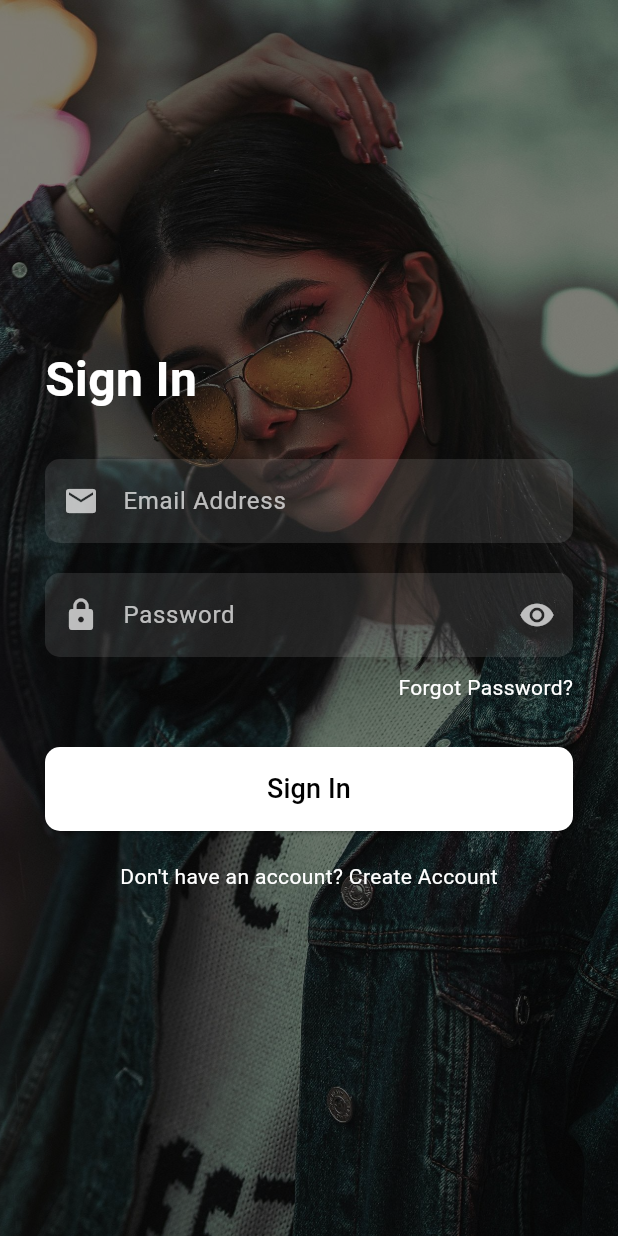
After one commit to AdilAmeenAM/alisons_machine_test, a Flutter app: the screen it shows after launch, on a phone screen of 412 x 824 dp. The commit adds this screen. Run offline on Flutter 3.47's test engine with Material 3 defaults, Android fonts, the phone set to English and light mode, and no system bars; our stand-ins replace flutter_hooks, flutter_riverpod, get_storage, go_router, hooks_riverpod, riverpod_annotation; generated files the repository leaves out were written again.

Commit message:
Added controller and services for the authentication feature

```diff
--- /dev/null
+++ b/lib/feature/authentication/models/login_response_model.dart
@@ -0,0 +1,6 @@
+class LoginResponseModel {
+  final String token;
+  final String userId;
+
+  LoginResponseModel({required this.token, required this.userId});
+}
--- /dev/null
+++ b/lib/feature/authentication/view/pages/login_page.dart
@@ -0,0 +1,137 @@
+import 'package:alisons_machine_test/feature/authentication/controller/auth_controller.dart';
+import 'package:flutter/material.dart';
+import 'package:flutter_hooks/flutter_hooks.dart';
+import 'package:hooks_riverpod/hooks_riverpod.dart';
+
+class LoginPage extends HookConsumerWidget {
+  static const routePath = '/login';
+
+  const LoginPage({super.key});
+
+  @override
+  Widget build(BuildContext context, ref) {
+    final emailController = useTextEditingController();
+    final passwordController = useTextEditingController();
+
+    /// Callback to execute when the user taps the Sign In button.
+    void onSignIn() {
+      final email = emailController.text;
+      final password = passwordController.text;
+
+      ref.read(authControllerProvider.notifier).login(email, password);
+    }
+
+    return Scaffold(
+      body: Stack(
+        children: [
+          // Background Image
+          Container(
+            decoration: const BoxDecoration(
+              image: DecorationImage(
+                image: AssetImage('assets/images/background.jpg'),
+                fit: BoxFit.cover,
+              ),
+            ),
+          ),
+          // Dark Overlay to improve contrast
+          Container(
+            color: Colors.black.withOpacity(0.5),
+          ),
+          // Login Form
+          Center(
+            child: Padding(
+              padding: const EdgeInsets.symmetric(horizontal: 30.0),
+              child: Column(
+                mainAxisAlignment: MainAxisAlignment.center,
+                crossAxisAlignment: CrossAxisAlignment.start,
+                children: [
+                  // Sign In Text
+                  const Text(
+                    'Sign In',
+                    style: TextStyle(
+                      color: Colors.white,
+                      fontSize: 32,
+                      fontWeight: FontWeight.bold,
+                    ),
+                  ),
+                  const SizedBox(height: 30),
+                  // Email TextField
+                  TextField(
+                    style: const TextStyle(color: Colors.white),
+                    decoration: InputDecoration(
+                      filled: true,
+                      fillColor: Colors.white.withOpacity(0.1),
+                      hintText: 'Email Address',
+                      hintStyle: const TextStyle(color: Colors.white70),
+                      prefixIcon:
+                          const Icon(Icons.email, color: Colors.white70),
+                      border: OutlineInputBorder(
+                        borderRadius: BorderRadius.circular(10),
+                        borderSide: BorderSide.none,
+                      ),
+                    ),
+                  ),
+                  const SizedBox(height: 20),
+                  // Password TextField
+                  TextField(
+                    style: const TextStyle(color: Colors.white),
+                    obscureText: true,
+                    decoration: InputDecoration(
+                      filled: true,
+                      fillColor: Colors.white.withOpacity(0.1),
+                      hintText: 'Password',
+                      hintStyle: const TextStyle(color: Colors.white70),
+                      prefixIcon: const Icon(Icons.lock, color: Colors.white70),
+                      suffixIcon:
+                          const Icon(Icons.visibility, color: Colors.white70),
+                      border: OutlineInputBorder(
+                        borderRadius: BorderRadius.circular(10),
+                        borderSide: BorderSide.none,
+                      ),
+                    ),
+                  ),
+                  const SizedBox(height: 10),
+                  // Forgot Password
+                  const Align(
+                    alignment: Alignment.centerRight,
+                    child: Text(
+                      'Forgot Password?',
+                      style: TextStyle(color: Colors.white),
+                    ),
+                  ),
+                  const SizedBox(height: 30),
+                  // Sign In Button
+                  SizedBox(
+                    width: double.infinity,
+                    child: ElevatedButton(
+                      style: ElevatedButton.styleFrom(
+                        backgroundColor: Colors.white,
+                        shape: RoundedRectangleBorder(
+                          borderRadius: BorderRadius.circular(10),
+                        ),
+                        padding: const EdgeInsets.symmetric(vertical: 15),
+                      ),
+                      onPressed: onSignIn,
+                      child: const Text(
+                        'Sign In',
+                        style: TextStyle(color: Colors.black, fontSize: 18),
+                      ),
+                    ),
+                  ),
+                  const SizedBox(height: 20),
+                  // Create Account
+                  const Center(
+                    child: Text(
+                      "Don't have an account? Create Account",
+                      style: TextStyle(color: Colors.white),
+                    ),
+                  ),
+                ],
+              ),
+            ),
+          ),
+        ],
+      ),
+    );
+  }
+}
--- a/lib/main.dart
+++ b/lib/main.dart
@@ -1,22 +1,30 @@
-import 'package:alisons_machine_test/feature/home/view/pages/home_page.dart';
+import 'package:alisons_machine_test/feature/authentication/view/pages/login_page.dart';
 import 'package:flutter/material.dart';
+import 'package:get_storage/get_storage.dart';
 
-void main() {
-  runApp(const MyApp());
+void main() async {
+  WidgetsFlutterBinding.ensureInitialized();
+
+  await GetStorage.init();
+
+  runApp(const App());
 }
 
-class MyApp extends StatelessWidget {
-  const MyApp({super.key});
+class App extends StatelessWidget {
+  static final scaffoldMessengerKey = GlobalKey<ScaffoldMessengerState>();
+
+  const App({super.key});
 
   @override
   Widget build(BuildContext context) {
     return MaterialApp(
-      title: 'Flutter Demo',
+      title: 'Alisons Machine Test',
+      scaffoldMessengerKey: scaffoldMessengerKey,
       theme: ThemeData(
         colorScheme: ColorScheme.fromSeed(seedColor: Colors.deepPurple),
         useMaterial3: true,
       ),
-      home: const LoginScreen(),
+      home: const LoginPage(),
     );
   }
 }
```
Also changed, not shown: lib/core/router/router.dart (added, +30 -0 lines), lib/core/utils/snackbar_utils.dart (added, +10 -0 lines), lib/feature/authentication/controller/auth_controller.dart (added, +36 -0 lines), lib/feature/authentication/services/auth_services.dart (added, +25 -0 lines), lib/feature/home/view/pages/home_page.dart (+6 -115 lines), pubspec.yaml (+10 -4 lines), assets/images/background.jpg (renamed from assets/images/pexels-alipazani-2584269.jpg), lib/feature/authentication/controller/auth_controller.g.dart (added), pubspec.lock, 3 other files.
